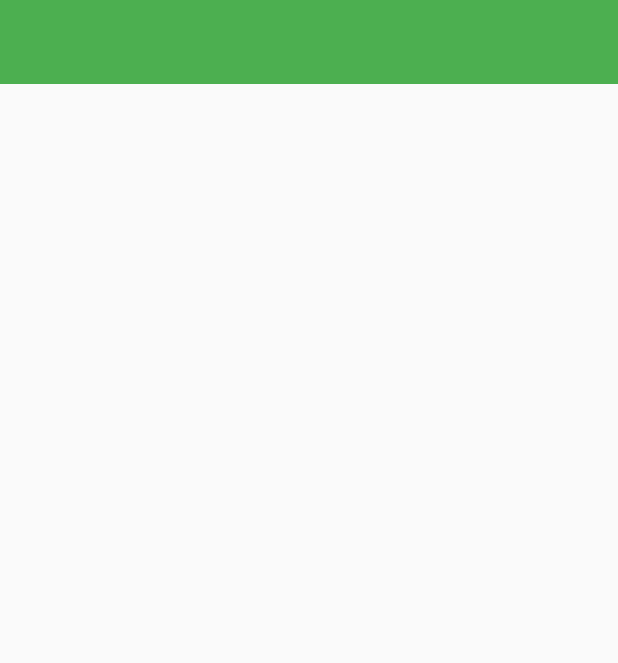
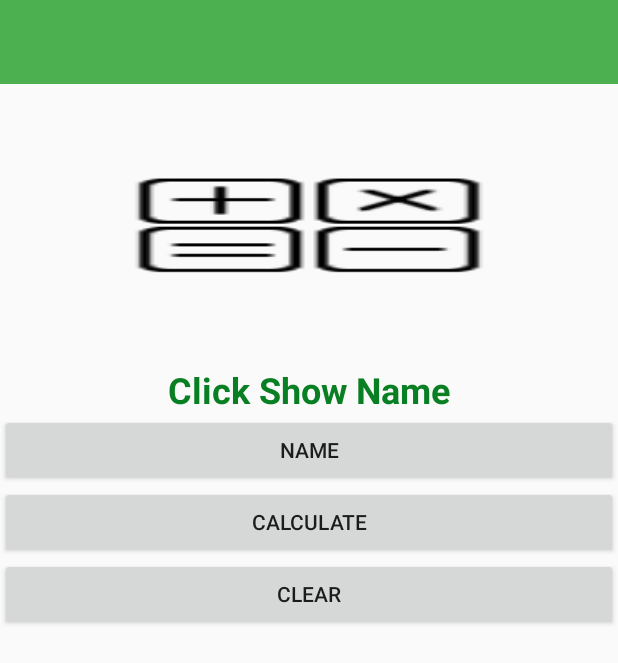
Before and after one commit to apirat-on/BallCalculate, an Android app: the layout fragment_main.xml on its own in the app's theme, with its tools: preview values and no code run, on a phone screen of 412 x 824 dp. Shown: the top 663 px of the screen. Run offline under Robolectric (Android 15) with nearby library versions, the phone set to English and light mode, and no system bars.

Commit message:
Home Work 9 Jan 61

```diff
--- a/app/src/main/res/layout/fragment_main.xml
+++ b/app/src/main/res/layout/fragment_main.xml
@@ -5,16 +5,61 @@
     android:orientation="vertical">
 
     <!--Toolbal-->
+
     <android.support.v7.widget.Toolbar
-        android:id="@+id/toolberName"
+        android:id="@+id/toolberMain"
         android:layout_width="match_parent"
         android:layout_height="?attr/actionBarSize"
         android:background="@color/colorPrimary"
-        android:theme="@style/ThemeOverlay.AppCompat.Dark.ActionBar"/>
-
-
-    <!--Content-->
+        android:theme="@style/ThemeOverlay.AppCompat.Dark.ActionBar" />
 
 
 
-</LinearLayout>
+    <LinearLayout
+        android:background="@drawable/logo2"
+        android:layout_width="match_parent"
+        android:layout_height="wrap_content"
+        android:layout_margin="@dimen/margin"
+        android:orientation="vertical"
+        android:padding="@dimen/padding"></LinearLayout>
+
+
+    <TextView
+        android:id="@+id/txtShowName"
+        android:layout_width="wrap_content"
+        android:layout_height="wrap_content"
+        android:layout_gravity="center_horizontal"
+        android:text="Click Show Name"
+        android:textColor="@color/colorPrimaryDark"
+        android:textSize="@dimen/h1"
+        android:textStyle="bold" />
+
+
+
+    <!--ShowName Button-->
+    <Button
+        android:id="@+id/btnGoShowName"
+        android:text="Name"
+        android:layout_width="match_parent"
+        android:layout_height="wrap_content"
+         />
+    <!--Calculate-->
+    <Button
+        android:id="@+id/btnCalculate"
+        android:text="Calculate"
+        android:layout_width="match_parent"
+        android:layout_height="wrap_content"
+         />
+
+    <!--Clear Button-->
+    <Button
+        android:id="@+id/btnClear"
+        android:text="Clear"
+        android:layout_width="match_parent"
+        android:layout_height="wrap_content" />
+
+
+
+
+
+  </LinearLayout>
--- /dev/null
+++ b/app/src/main/res/values/dimens.xml
@@ -0,0 +1,6 @@
+<?xml version="1.0" encoding="utf-8"?>
+<resources>
+    <dimen name="margin">50dp</dimen>
+    <dimen name="padding">16dp</dimen>
+    <dimen name="h1">24dp</dimen>
+</resources>
```
Also changed, not shown: app/src/main/java/apirat/krirk/th/in/ballcalculate/MainActivity.java (+7 -5 lines), app/src/main/java/apirat/krirk/th/in/ballcalculate/fragment/CalculateFragment.java (added, +8 -0 lines), app/src/main/java/apirat/krirk/th/in/ballcalculate/fragment/MainFragment.java (+50 -12 lines), app/src/main/res/layout/activity_main.xml (+14 -2 lines), app/src/main/res/layout/fragment_calculate.xml (added, +73 -0 lines).
